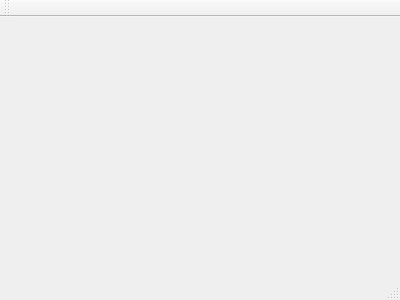
Qt form mainwindow.ui (sxlfhmsl/base_algorithm_qt) before a commit.
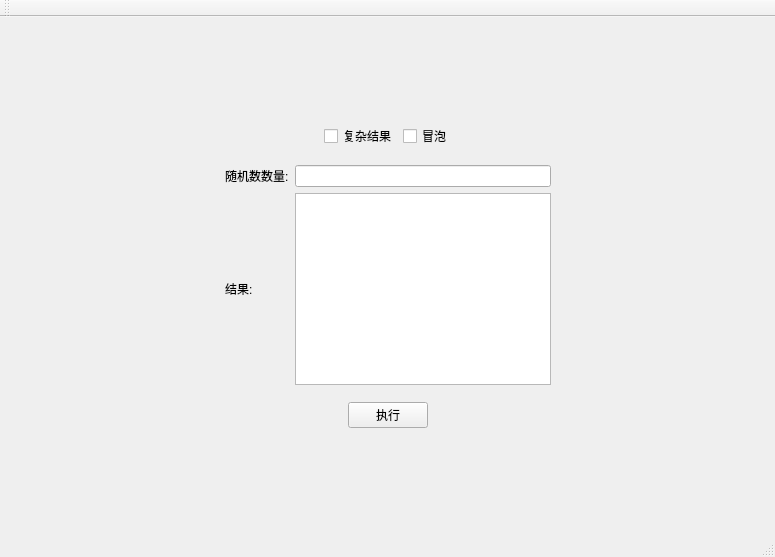
The same form after that commit.

```diff
--- a/mainwindow.ui
+++ b/mainwindow.ui
@@ -1,24 +1,199 @@
 <ui version="4.0">
  <class>MainWindow</class>
- <widget class="QMainWindow" name="MainWindow" >
-  <property name="geometry" >
+ <widget class="QMainWindow" name="MainWindow">
+  <property name="geometry">
    <rect>
     <x>0</x>
     <y>0</y>
-    <width>400</width>
-    <height>300</height>
+    <width>775</width>
+    <height>557</height>
    </rect>
   </property>
   <property name="windowTitle" >
    <string>MainWindow</string>
   </property>
-  <widget class="QMenuBar" name="menuBar" />
-  <widget class="QToolBar" name="mainToolBar" />
-  <widget class="QWidget" name="centralWidget" />
-  <widget class="QStatusBar" name="statusBar" />
+  <widget class="QWidget" name="centralWidget">
+   <layout class="QGridLayout" name="gridLayout">
+    <item row="2" column="2">
+     <widget class="QLineEdit" name="lineEdit"/>
+    </item>
+    <item row="3" column="1">
+     <widget class="QLabel" name="labelResult">
+      <property name="text">
+       <string>结果:</string>
+      </property>
+     </widget>
+    </item>
+    <item row="4" column="1" colspan="2">
+     <widget class="QWidget" name="widget_2" native="true">
+      <layout class="QGridLayout" name="gridLayout_3">
+       <item row="0" column="1">
+        <widget class="QPushButton" name="pushButtonRun">
+         <property name="text">
+          <string>执行</string>
+         </property>
+        </widget>
+       </item>
+       <item row="0" column="0">
+        <spacer name="horizontalSpacer_3">
+         <property name="orientation">
+          <enum>Qt::Horizontal</enum>
+         </property>
+         <property name="sizeHint" stdset="0">
+          <size>
+           <width>40</width>
+           <height>20</height>
+          </size>
+         </property>
+        </spacer>
+       </item>
+       <item row="0" column="2">
+        <spacer name="horizontalSpacer_4">
+         <property name="orientation">
+          <enum>Qt::Horizontal</enum>
+         </property>
+         <property name="sizeHint" stdset="0">
+          <size>
+           <width>40</width>
+           <height>20</height>
+          </size>
+         </property>
+        </spacer>
+       </item>
+      </layout>
+     </widget>
+    </item>
+    <item row="5" column="1" colspan="2">
+     <spacer name="verticalSpacer">
+      <property name="orientation">
+       <enum>Qt::Vertical</enum>
+      </property>
+      <property name="sizeHint" stdset="0">
+       <size>
+        <width>20</width>
+        <height>40</height>
+       </size>
+      </property>
+     </spacer>
+    </item>
+    <item row="1" column="1" colspan="2">
+     <widget class="QWidget" name="widget" native="true">
+      <layout class="QGridLayout" name="gridLayout_2">
+       <item row="0" column="0">
+        <spacer name="horizontalSpacer">
+         <property name="orientation">
+          <enum>Qt::Horizontal</enum>
+         </property>
+         <property name="sizeHint" stdset="0">
+          <size>
+           <width>40</width>
+           <height>20</height>
+          </size>
+         </property>
+        </spacer>
+       </item>
+       <item row="0" column="4">
+        <spacer name="horizontalSpacer_2">
+         <property name="orientation">
+          <enum>Qt::Horizontal</enum>
+         </property>
+         <property name="sizeHint" stdset="0">
+          <size>
+           <width>40</width>
+           <height>20</height>
+          </size>
+         </property>
+        </spacer>
+       </item>
+       <item row="0" column="2">
+        <widget class="QCheckBox" name="checkBoxBubbleSort">
+         <property name="text">
+          <string>冒泡</string>
+         </property>
+        </widget>
+       </item>
+       <item row="0" column="1">
+        <widget class="QCheckBox" name="checkBoxComplex">
+         <property name="text">
+          <string>复杂结果</string>
+         </property>
+        </widget>
+       </item>
+      </layout>
+     </widget>
+    </item>
+    <item row="3" column="2">
+     <widget class="QTextEdit" name="textEditResult"/>
+    </item>
+    <item row="0" column="1" colspan="2">
+     <spacer name="verticalSpacer_2">
+      <property name="orientation">
+       <enum>Qt::Vertical</enum>
+      </property>
+      <property name="sizeHint" stdset="0">
+       <size>
+        <width>20</width>
+        <height>40</height>
+       </size>
+      </property>
+     </spacer>
+    </item>
+    <item row="2" column="1">
+     <widget class="QLabel" name="labelCount">
+      <property name="text">
+       <string>随机数数量:</string>
+      </property>
+     </widget>
+    </item>
+    <item row="3" column="0">
+     <spacer name="horizontalSpacer_5">
+      <property name="orientation">
+       <enum>Qt::Horizontal</enum>
+      </property>
+      <property name="sizeHint" stdset="0">
+       <size>
+        <width>40</width>
+        <height>20</height>
+       </size>
+      </property>
+     </spacer>
+    </item>
+    <item row="3" column="3">
+     <spacer name="horizontalSpacer_6">
+      <property name="orientation">
+       <enum>Qt::Horizontal</enum>
+      </property>
+      <property name="sizeHint" stdset="0">
+       <size>
+        <width>40</width>
+        <height>20</height>
+       </size>
+      </property>
+     </spacer>
+    </item>
+   </layout>
+  </widget>
+  <widget class="QMenuBar" name="menuBar">
+   <property name="geometry">
+    <rect>
+     <x>0</x>
+     <y>0</y>
+     <width>775</width>
+     <height>23</height>
+    </rect>
+   </property>
+  </widget>
+  <widget class="QToolBar" name="mainToolBar">
+   <attribute name="toolBarArea">
+    <enum>TopToolBarArea</enum>
+   </attribute>
+   <attribute name="toolBarBreak">
+    <bool>false</bool>
+   </attribute>
+  </widget>
+  <widget class="QStatusBar" name="statusBar"/>
  </widget>
- <layoutDefault spacing="6" margin="11" />
- <pixmapfunction></pixmapfunction>
+ <layoutdefault spacing="6" margin="11"/>
  <resources/>
  <connections/>
 </ui>
```
Left out of the diff: 3 changed lines with no effect on the pictures.
